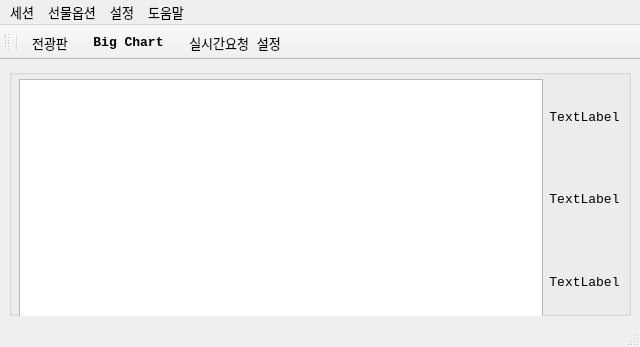
Before: the Qt Designer form UI/skybot_nm.ui in skygoldfish/SkyBot, drawn with Qt 5.
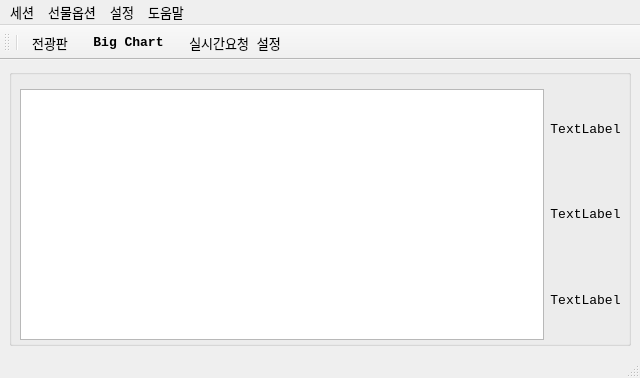
After: the same form once the commit is applied. Icons and pictures are not drawn.

```diff
--- a/UI/skybot_nm.ui
+++ b/UI/skybot_nm.ui
@@ -7,7 +7,7 @@
     <x>0</x>
     <y>0</y>
     <width>640</width>
-    <height>347</height>
+    <height>378</height>
    </rect>
   </property>
   <property name="font">
@@ -24,19 +24,25 @@
     <normaloff>Resources/skybot_nm.png</normaloff>Resources/skybot_nm.png</iconset>
   </property>
   <widget class="QWidget" name="centralwidget">
-   <layout class="QGridLayout" name="gridLayout_2">
-    <item row="0" column="0">
      <widget class="QGroupBox" name="groupBox">
+    <property name="geometry">
+     <rect>
+      <x>9</x>
+      <y>9</y>
+      <width>622</width>
+      <height>277</height>
+     </rect>
+    </property>
       <property name="title">
        <string/>
       </property>
-      <widget class="QWidget" name="">
+    <widget class="QWidget" name="layoutWidget">
        <property name="geometry">
         <rect>
-         <x>10</x>
-         <y>10</y>
+       <x>11</x>
+       <y>20</y>
          <width>601</width>
-         <height>241</height>
+       <height>251</height>
         </rect>
        </property>
        <layout class="QHBoxLayout" name="horizontalLayout">
@@ -80,8 +86,6 @@
        </layout>
       </widget>
      </widget>
-    </item>
-   </layout>
   </widget>
   <widget class="QMenuBar" name="menubar">
    <property name="geometry">
```
Lines whose indentation alone changed are shown as unchanged.
